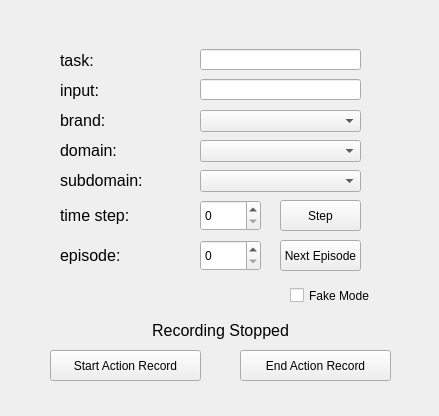
This is QtScrcpy/ui/actionrecord.ui in qsstcl/QtScrcpy-AutoRecord as Qt 5 draws it before an edit. The edited form follows.
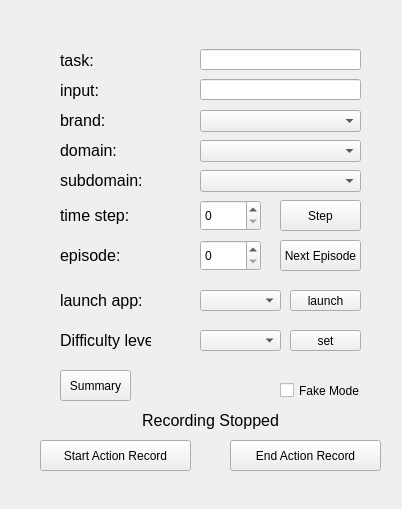
This is the edited form.

Commit message: record tool for multi-app task

Diff of the .ui file:
```diff
--- a/QtScrcpy/ui/actionrecord.ui
+++ b/QtScrcpy/ui/actionrecord.ui
@@ -6,8 +6,8 @@
    <rect>
     <x>0</x>
     <y>0</y>
-    <width>439</width>
-    <height>416</height>
+    <width>402</width>
+    <height>509</height>
    </rect>
   </property>
   <property name="windowTitle">
@@ -29,8 +29,8 @@
   <widget class="QPushButton" name="startButton">
    <property name="geometry">
     <rect>
-     <x>50</x>
-     <y>350</y>
+     <x>40</x>
+     <y>440</y>
      <width>151</width>
      <height>31</height>
     </rect>
@@ -42,8 +42,8 @@
   <widget class="QPushButton" name="endButton">
    <property name="geometry">
     <rect>
-     <x>240</x>
-     <y>350</y>
+     <x>230</x>
+     <y>440</y>
      <width>151</width>
      <height>31</height>
     </rect>
@@ -195,8 +195,8 @@
   <widget class="QLabel" name="recordingLabel">
    <property name="geometry">
     <rect>
-     <x>140</x>
-     <y>320</y>
+     <x>130</x>
+     <y>410</y>
      <width>161</width>
      <height>20</height>
     </rect>
@@ -285,8 +285,8 @@
   <widget class="QCheckBox" name="checkBox">
    <property name="geometry">
     <rect>
-     <x>290</x>
-     <y>275</y>
+     <x>280</x>
+     <y>370</y>
      <width>91</width>
      <height>41</height>
     </rect>
@@ -295,6 +295,91 @@
     <string>Fake Mode</string>
    </property>
   </widget>
+  <widget class="QLabel" name="label_8">
+   <property name="geometry">
+    <rect>
+     <x>60</x>
+     <y>290</y>
+     <width>81</width>
+     <height>21</height>
+    </rect>
+   </property>
+   <property name="text">
+    <string>&lt;html&gt;&lt;head/&gt;&lt;body&gt;&lt;p&gt;&lt;span style=&quot; font-size:12pt;&quot;&gt;launch app:&lt;/span&gt;&lt;/p&gt;&lt;/body&gt;&lt;/html&gt;</string>
+   </property>
+  </widget>
+  <widget class="QComboBox" name="launchAppBox">
+   <property name="geometry">
+    <rect>
+     <x>200</x>
+     <y>290</y>
+     <width>81</width>
+     <height>21</height>
+    </rect>
+   </property>
+  </widget>
+  <widget class="QPushButton" name="launchButton">
+   <property name="geometry">
+    <rect>
+     <x>290</x>
+     <y>290</y>
+     <width>71</width>
+     <height>21</height>
+    </rect>
+   </property>
+   <property name="text">
+    <string>launch</string>
+   </property>
+  </widget>
+  <widget class="QPushButton" name="summaryButton">
+   <property name="geometry">
+    <rect>
+     <x>60</x>
+     <y>370</y>
+     <width>71</width>
+     <height>31</height>
+    </rect>
+   </property>
+   <property name="text">
+    <string>Summary</string>
+   </property>
+  </widget>
+  <widget class="QLabel" name="label_9">
+   <property name="geometry">
+    <rect>
+     <x>60</x>
+     <y>330</y>
+     <width>91</width>
+     <height>21</height>
+    </rect>
+   </property>
+   <property name="text">
+    <string>&lt;html&gt;&lt;head/&gt;&lt;body&gt;&lt;p&gt;&lt;span style=&quot; font-size:12pt;&quot;&gt;Difficulty level:&lt;/span&gt;&lt;/p&gt;&lt;/body&gt;&lt;/html&gt;</string>
+   </property>
+  </widget>
+  <widget class="QComboBox" name="DifficultyBox">
+   <property name="geometry">
+    <rect>
+     <x>200</x>
+     <y>330</y>
+     <width>81</width>
+     <height>21</height>
+    </rect>
+   </property>
+  </widget>
+  <widget class="QPushButton" name="setDifficultyButton">
+   <property name="geometry">
+    <rect>
+     <x>290</x>
+     <y>330</y>
+     <width>71</width>
+     <height>21</height>
+    </rect>
+   </property>
+   <property name="text">
+    <string>set</string>
+   </property>
+  </widget>
  </widget>
  <resources/>
  <connections/>
```
Left out of the diff: 2 changed lines with no effect on the pictures. The commit also changes 2 other files.
